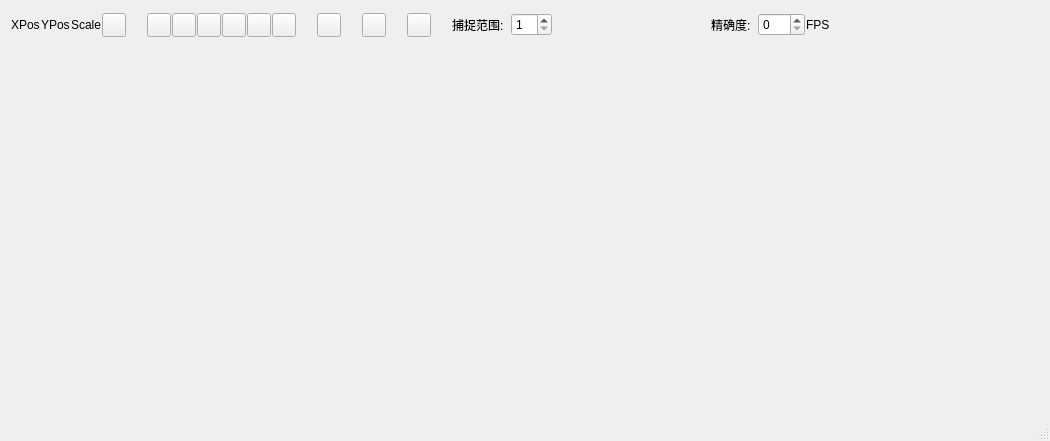
Old version of the form Kad_QT/Kad_QT/QTUI_StatusBar.ui in the repository CBE7F1F65/b63ea6f6f9110311ba98a677c0e70afd.
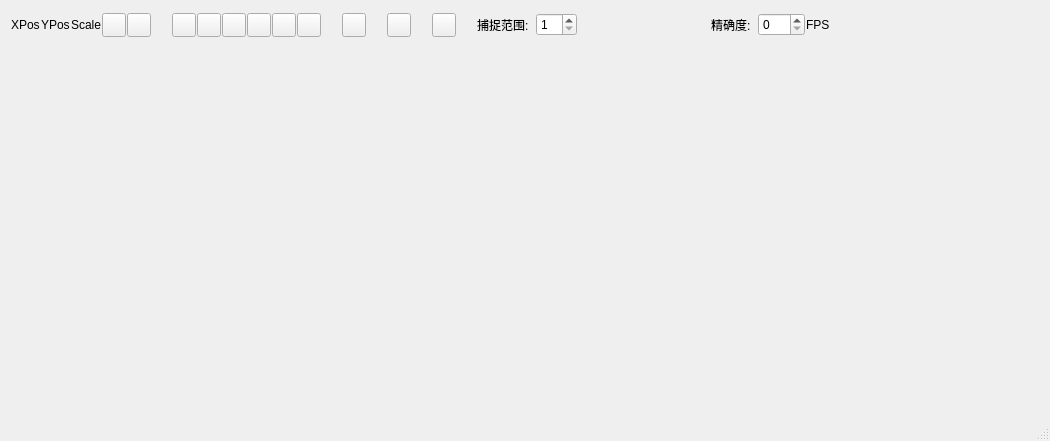
New version of the form.

Commit message: 增加actual size grid 修正grid显示

What changed in the file:
```diff
--- a/Kad_QT/Kad_QT/QTUI_StatusBar.ui
+++ b/Kad_QT/Kad_QT/QTUI_StatusBar.ui
@@ -29,6 +29,68 @@
     <property name="spacing">
      <number>1</number>
     </property>
+    <item row="0" column="11">
+     <widget class="QPushButton" name="PBSnapGeometryCoord">
+      <property name="sizePolicy">
+       <sizepolicy hsizetype="Fixed" vsizetype="Fixed">
+        <horstretch>0</horstretch>
+        <verstretch>0</verstretch>
+       </sizepolicy>
+      </property>
+      <property name="minimumSize">
+       <size>
+        <width>24</width>
+        <height>24</height>
+       </size>
+      </property>
+      <property name="maximumSize">
+       <size>
+        <width>24</width>
+        <height>24</height>
+       </size>
+      </property>
+      <property name="toolTip">
+       <string>对象轴捕捉</string>
+      </property>
+      <property name="text">
+       <string/>
+      </property>
+      <property name="checkable">
+       <bool>true</bool>
+      </property>
+     </widget>
+    </item>
+    <item row="0" column="18">
+     <widget class="QPushButton" name="PBIsolateMode">
+      <property name="sizePolicy">
+       <sizepolicy hsizetype="Fixed" vsizetype="Fixed">
+        <horstretch>0</horstretch>
+        <verstretch>0</verstretch>
+       </sizepolicy>
+      </property>
+      <property name="minimumSize">
+       <size>
+        <width>24</width>
+        <height>24</height>
+       </size>
+      </property>
+      <property name="maximumSize">
+       <size>
+        <width>24</width>
+        <height>24</height>
+       </size>
+      </property>
+      <property name="toolTip">
+       <string>孤立模式</string>
+      </property>
+      <property name="text">
+       <string/>
+      </property>
+      <property name="checkable">
+       <bool>true</bool>
+      </property>
+     </widget>
+    </item>
     <item row="0" column="0">
      <widget class="QLabel" name="labelXPos">
       <property name="text">
@@ -97,7 +159,7 @@
       </property>
      </widget>
     </item>
-    <item row="0" column="6">
+    <item row="0" column="7">
      <widget class="QPushButton" name="PBSnapGrid">
       <property name="sizePolicy">
        <sizepolicy hsizetype="Fixed" vsizetype="Fixed">
@@ -128,7 +190,7 @@
       </property>
      </widget>
     </item>
-    <item row="0" column="7">
+    <item row="0" column="8">
      <widget class="QPushButton" name="PBSnapGeometry">
       <property name="sizePolicy">
        <sizepolicy hsizetype="Fixed" vsizetype="Fixed">
@@ -159,7 +221,7 @@
       </property>
      </widget>
     </item>
-    <item row="0" column="9">
+    <item row="0" column="10">
      <widget class="QPushButton" name="PBSnapContinuity">
       <property name="sizePolicy">
        <sizepolicy hsizetype="Fixed" vsizetype="Fixed">
@@ -190,7 +252,7 @@
       </property>
      </widget>
     </item>
-    <item row="0" column="22">
+    <item row="0" column="23">
      <spacer name="horizontalSpacer_2">
       <property name="orientation">
        <enum>Qt::Horizontal</enum>
@@ -203,21 +265,21 @@
       </property>
      </spacer>
     </item>
-    <item row="0" column="23">
+    <item row="0" column="24">
      <widget class="QLabel" name="labelStatic_Precision">
       <property name="text">
        <string>精确度:  </string>
       </property>
      </widget>
     </item>
-    <item row="0" column="25">
+    <item row="0" column="26">
      <widget class="QLabel" name="labelFPS">
       <property name="text">
        <string>FPS</string>
       </property>
      </widget>
     </item>
-    <item row="0" column="24">
+    <item row="0" column="25">
      <widget class="QSpinBox" name="spinPrecision">
       <property name="maximum">
        <number>100</number>
@@ -227,7 +289,7 @@
       </property>
      </widget>
     </item>
-    <item row="0" column="5">
+    <item row="0" column="6">
      <spacer name="horizontalSpacer_3">
       <property name="orientation">
        <enum>Qt::Horizontal</enum>
@@ -243,7 +305,7 @@
       </property>
      </spacer>
     </item>
-    <item row="0" column="8">
+    <item row="0" column="9">
      <widget class="QPushButton" name="PBSnapCoord">
       <property name="sizePolicy">
        <sizepolicy hsizetype="Fixed" vsizetype="Fixed">
@@ -274,38 +336,7 @@
       </property>
      </widget>
     </item>
-    <item row="0" column="10">
-     <widget class="QPushButton" name="PBSnapGeometryCoord">
-      <property name="sizePolicy">
-       <sizepolicy hsizetype="Fixed" vsizetype="Fixed">
-        <horstretch>0</horstretch>
-        <verstretch>0</verstretch>
-       </sizepolicy>
-      </property>
-      <property name="minimumSize">
-       <size>
-        <width>24</width>
-        <height>24</height>
-       </size>
-      </property>
-      <property name="maximumSize">
-       <size>
-        <width>24</width>
-        <height>24</height>
-       </size>
-      </property>
-      <property name="toolTip">
-       <string>对象轴捕捉</string>
-      </property>
-      <property name="text">
-       <string/>
-      </property>
-      <property name="checkable">
-       <bool>true</bool>
-      </property>
-     </widget>
-    </item>
-    <item row="0" column="11">
+    <item row="0" column="12">
      <widget class="QPushButton" name="PBSnapVirtualCoord">
       <property name="sizePolicy">
        <sizepolicy hsizetype="Fixed" vsizetype="Fixed">
@@ -336,7 +367,7 @@
       </property>
      </widget>
     </item>
-    <item row="0" column="13">
+    <item row="0" column="14">
      <widget class="QPushButton" name="PBSnapHandleOnly">
       <property name="sizePolicy">
        <sizepolicy hsizetype="Fixed" vsizetype="Fixed">
@@ -367,7 +398,7 @@
       </property>
      </widget>
     </item>
-    <item row="0" column="12">
+    <item row="0" column="13">
      <spacer name="horizontalSpacer_4">
       <property name="orientation">
        <enum>Qt::Horizontal</enum>
@@ -383,7 +414,7 @@
       </property>
      </spacer>
     </item>
-    <item row="0" column="14">
+    <item row="0" column="15">
      <spacer name="horizontalSpacer_5">
       <property name="orientation">
        <enum>Qt::Horizontal</enum>
@@ -399,7 +430,7 @@
       </property>
      </spacer>
     </item>
-    <item row="0" column="16">
+    <item row="0" column="17">
      <spacer name="horizontalSpacer_6">
       <property name="orientation">
        <enum>Qt::Horizontal</enum>
@@ -415,7 +446,7 @@
       </property>
      </spacer>
     </item>
-    <item row="0" column="18">
+    <item row="0" column="19">
      <spacer name="horizontalSpacer_7">
       <property name="orientation">
        <enum>Qt::Horizontal</enum>
@@ -431,7 +462,7 @@
       </property>
      </spacer>
     </item>
-    <item row="0" column="20">
+    <item row="0" column="21">
      <widget class="QSpinBox" name="spinSnapRange">
       <property name="minimum">
        <number>1</number>
@@ -444,45 +475,14 @@
       </property>
      </widget>
     </item>
-    <item row="0" column="19">
+    <item row="0" column="20">
      <widget class="QLabel" name="labelStatic_SnapRange">
       <property name="text">
        <string>捕捉范围:  </string>
       </property>
      </widget>
     </item>
-    <item row="0" column="17">
-     <widget class="QPushButton" name="PBIsolateMode">
-      <property name="sizePolicy">
-       <sizepolicy hsizetype="Fixed" vsizetype="Fixed">
-        <horstretch>0</horstretch>
-        <verstretch>0</verstretch>
-       </sizepolicy>
-      </property>
-      <property name="minimumSize">
-       <size>
-        <width>24</width>
-        <height>24</height>
-       </size>
-      </property>
-      <property name="maximumSize">
-       <size>
-        <width>24</width>
-        <height>24</height>
-       </size>
-      </property>
-      <property name="toolTip">
-       <string>孤立模式</string>
-      </property>
-      <property name="text">
-       <string/>
-      </property>
-      <property name="checkable">
-       <bool>true</bool>
-      </property>
-     </widget>
-    </item>
-    <item row="0" column="15">
+    <item row="0" column="16">
      <widget class="QPushButton" name="PBPreviewPrintMode">
       <property name="sizePolicy">
        <sizepolicy hsizetype="Fixed" vsizetype="Fixed">
@@ -513,6 +513,37 @@
       </property>
      </widget>
     </item>
+    <item row="0" column="5">
+     <widget class="QPushButton" name="PBShowActualGrid">
+      <property name="sizePolicy">
+       <sizepolicy hsizetype="Fixed" vsizetype="Fixed">
+        <horstretch>0</horstretch>
+        <verstretch>0</verstretch>
+       </sizepolicy>
+      </property>
+      <property name="minimumSize">
+       <size>
+        <width>24</width>
+        <height>24</height>
+       </size>
+      </property>
+      <property name="maximumSize">
+       <size>
+        <width>24</width>
+        <height>24</height>
+       </size>
+      </property>
+      <property name="toolTip">
+       <string>显示网格</string>
+      </property>
+      <property name="text">
+       <string/>
+      </property>
+      <property name="checkable">
+       <bool>true</bool>
+      </property>
+     </widget>
+    </item>
    </layout>
   </widget>
  </widget>
```
Left out of the diff: 61 changed lines with no effect on the pictures. The commit also changes 7 other files.
